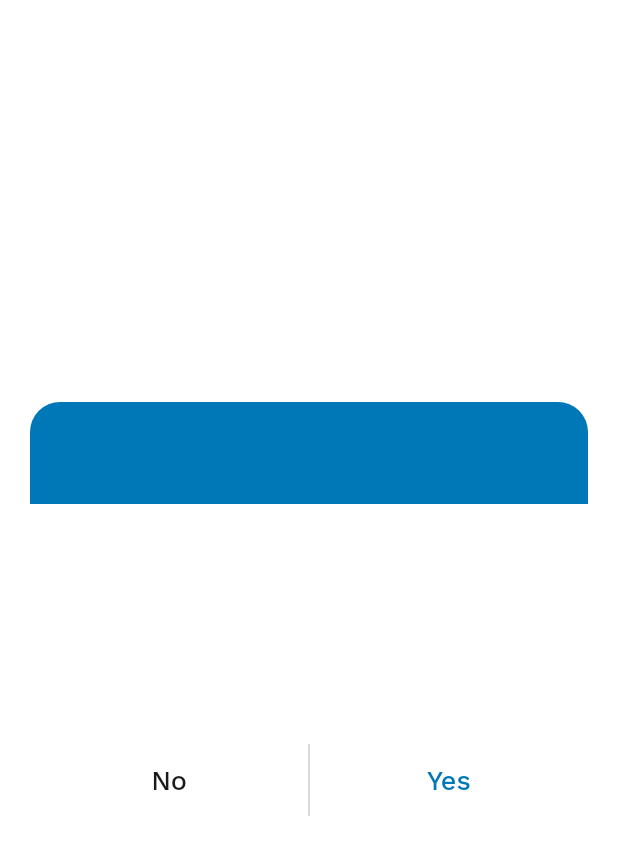
After one commit to djamel96/Users_manager, a Flutter app: the CustomPopUp screen opened directly, on a phone screen of 412 x 824 dp. The commit adds this screen. Shown: the top 855 px of the screen. Run offline on Flutter 3.47's test engine with Material 2 defaults, Android fonts, the phone set to English and light mode, and no system bars; our stand-ins replace cached_network_image, country_picker, dio, flutter_svg, fluttertoast, get and 4 more; accounts and stored records are empty; network calls fail.

Commit message:
delete user

```diff
--- a/lib/favorite/screens/favourite_screen.dart
+++ b/lib/favorite/screens/favourite_screen.dart
@@ -58,6 +58,7 @@ class _FavoriteScreenState extends State<FavoriteScreen> {
                                 onFavorite: () =>
                                     favoriteViewModel.unfavoriteUser(
                                         favoriteViewModel.users[index]),
+                                onDelete: () {},
                               );
                             },
                           ))),
--- a/lib/home/screens/add_edit_user_screen.dart
+++ b/lib/home/screens/add_edit_user_screen.dart
@@ -1,6 +1,7 @@
 import 'package:charlie/helpers/custom_toasts.dart';
 import 'package:charlie/helpers/ui_helper.dart';
 import 'package:charlie/home/view_models/add_edit_user_view_model.dart';
+import 'package:charlie/home/view_models/user_view_model.dart';
 import 'package:charlie/home/widgets/gender_select.dart';
 import 'package:charlie/them/colors.dart';
 import 'package:charlie/widgets/app_bars/custom_app_bar.dart';
@@ -16,7 +17,8 @@ import 'package:provider/provider.dart';
 import 'package:charlie/utils/constants.dart' as constant;
 
 class AddEditUserScreen extends StatefulWidget {
-  const AddEditUserScreen({super.key});
+  final UserViewModel? userViewModel;
+  const AddEditUserScreen({super.key, this.userViewModel});
 
   @override
   State<AddEditUserScreen> createState() => _AddEditUserScreenState();
--- a/lib/them/colors.dart
+++ b/lib/them/colors.dart
@@ -3,6 +3,7 @@ import 'package:flutter/material.dart';
 class AppColors {
   static const appMain100 = Color.fromRGBO(0, 119, 182, 1);
   static const red201 = Color.fromRGBO(201, 1, 0, 1);
+  static const delete = Color.fromRGBO(201, 1, 0, 0.7);
   static const formInput = Color.fromRGBO(14, 14, 14, 1);
   static const grey205 = Color.fromRGBO(205, 205, 205, 1);
   static const grey187 = Color.fromRGBO(187, 187, 187, 1);
--- a/lib/utils/constants.dart
+++ b/lib/utils/constants.dart
@@ -16,7 +16,7 @@ const int settingsScreenIndex = 2;
 
 const String defaultUserPicturePlaceHolder = "";
 
-const double userCardHeight = 120;
+const double userCardHeight = 170;
 const double userPictureCardSize = 75.0;
 
 const String male = "male";
--- /dev/null
+++ b/lib/widgets/dialogs/custom_pop_up.dart
@@ -0,0 +1,147 @@
+import 'package:charlie/them/colors.dart';
+import 'package:charlie/widgets/buttons/custom_inkwell.dart';
+import 'package:charlie/widgets/loading/loading_small.dart';
+import 'package:flutter/material.dart';
+import 'package:get/get.dart';
+
+class CustomPopUp extends StatelessWidget {
+  final String title;
+  final String body;
+  final String button1;
+  final String button2;
+  final Color titleBackColor;
+  final Function? onTap1;
+  final Function? onTap2;
+  final Widget? bodyWidget;
+  final bool loading;
+  final bool canDismiss;
+  const CustomPopUp(
+      {Key? key,
+      this.title = "",
+      this.body = "",
+      this.button1 = "No",
+      this.button2 = "Yes",
+      this.titleBackColor = AppColors.appMain100,
+      this.onTap1,
+      this.onTap2,
+      this.bodyWidget,
+      this.loading = false,
+      this.canDismiss = true})
+      : super(key: key);
+
+  @override
+  Widget build(BuildContext context) {
+    return Scaffold(
+      backgroundColor: Colors.transparent,
+      body: Stack(
+        alignment: Alignment.center,
+        children: [
+          GestureDetector(
+            onTap: () {
+              if (canDismiss) {
+                Get.back();
+              }
+            },
+            child: Container(
+              height: double.infinity,
+              width: double.infinity,
+              color: Colors.black.withOpacity(.001),
+            ),
+          ),
+          Container(
+              margin: const EdgeInsets.symmetric(horizontal: 20),
+              child: Column(
+                mainAxisAlignment: MainAxisAlignment.center,
+                mainAxisSize: MainAxisSize.min,
+                children: [
+                  Container(
+                    height: 68,
+                    width: double.infinity,
+                    alignment: Alignment.center,
+                    decoration: BoxDecoration(
+                      color: titleBackColor,
+                      borderRadius: const BorderRadius.only(
+                          topLeft: Radius.circular(20.0),
+                          topRight: Radius.circular(20.0)),
+                    ),
+                    child: Text(title,
+                        style: const TextStyle(
+                            color: Color(0xffffffff),
+                            fontWeight: FontWeight.w500,
+                            fontStyle: FontStyle.normal,
+                            fontSize: 18.0),
+                        textAlign: TextAlign.center),
+                  ),
+                  Container(
+                    height: 220,
+                    width: double.infinity,
+                    decoration: const BoxDecoration(
+                      color: Colors.white,
+                      borderRadius: BorderRadius.only(
+                          bottomLeft: Radius.circular(20.0),
+                          bottomRight: Radius.circular(20.0)),
+                    ),
+                    child: loading
+                        ? const Loading()
+                        : Column(
+                            mainAxisAlignment: MainAxisAlignment.center,
+                            children: [
+                              const Spacer(),
+                              bodyWidget ??
+                                  Padding(
+                                    padding: const EdgeInsets.symmetric(
+                                        horizontal: 16),
+                                    child: Text(body,
+                                        style: const TextStyle(
+                                            color: AppColors.defaultTextColor,
+                                            fontWeight: FontWeight.w400,
+                                            fontStyle: FontStyle.normal,
+                                            fontSize: 16.0),
+                                        textAlign: TextAlign.center),
+                                  ),
+                              const Spacer(),
+                              Row(
+                                children: [
+                                  Expanded(
+                                    child: AppInKWell(
+                                      onTap: onTap1,
+                                      child: Text(button1.tr,
+                                          style: const TextStyle(
+                                              color: AppColors.defaultTextColor,
+                                              fontWeight: FontWeight.w500,
+                                              fontStyle: FontStyle.normal,
+                                              fontSize: 18.0),
+                                          textAlign: TextAlign.center),
+                                    ),
+                                  ),
+                                  Container(
+                                      width: 1,
+                                      height: 48,
+                                      decoration: const BoxDecoration(
+                                          color: AppColors.grey205)),
+                                  Expanded(
+                                      child: AppInKWell(
+                                    onTap: onTap2,
+                                    child: Text(button2.tr,
+                                        style: const TextStyle(
+                                            color: AppColors.appMain100,
+                                            fontWeight: FontWeight.w500,
+                                            fontStyle: FontStyle.normal,
+                                            fontSize: 18.0),
+                                        textAlign: TextAlign.center),
+                                  ))
+                                ],
+                              ),
+                              const SizedBox(
+                                height: 12,
+                              )
+                            ],
+                          ),
+                  ),
+                ],
+              )),
+        ],
+      ),
+    );
+  }
+}
```
Also changed, not shown: lib/home/screens/home_screen.dart (+6 -7 lines), lib/home/view_models/home_view_model.dart (+12 -2 lines), lib/home/widgets/user_card.dart (+61 -22 lines), lib/widgets/containers/app_card.dart (+9 -1 lines), 2 other files.
